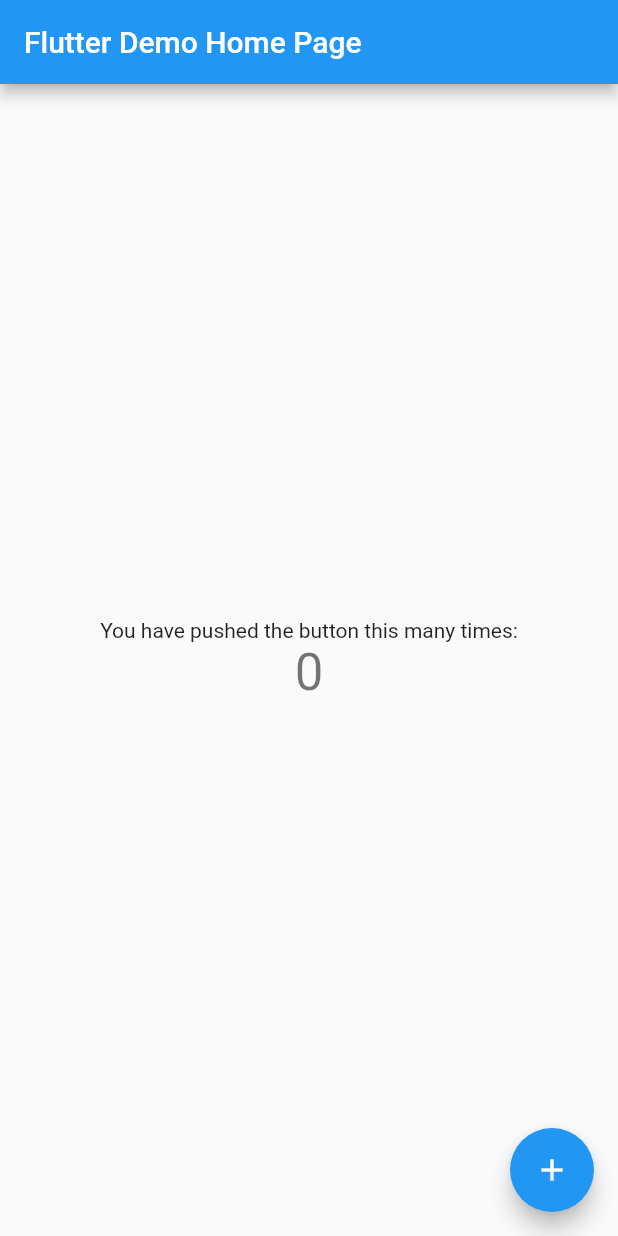
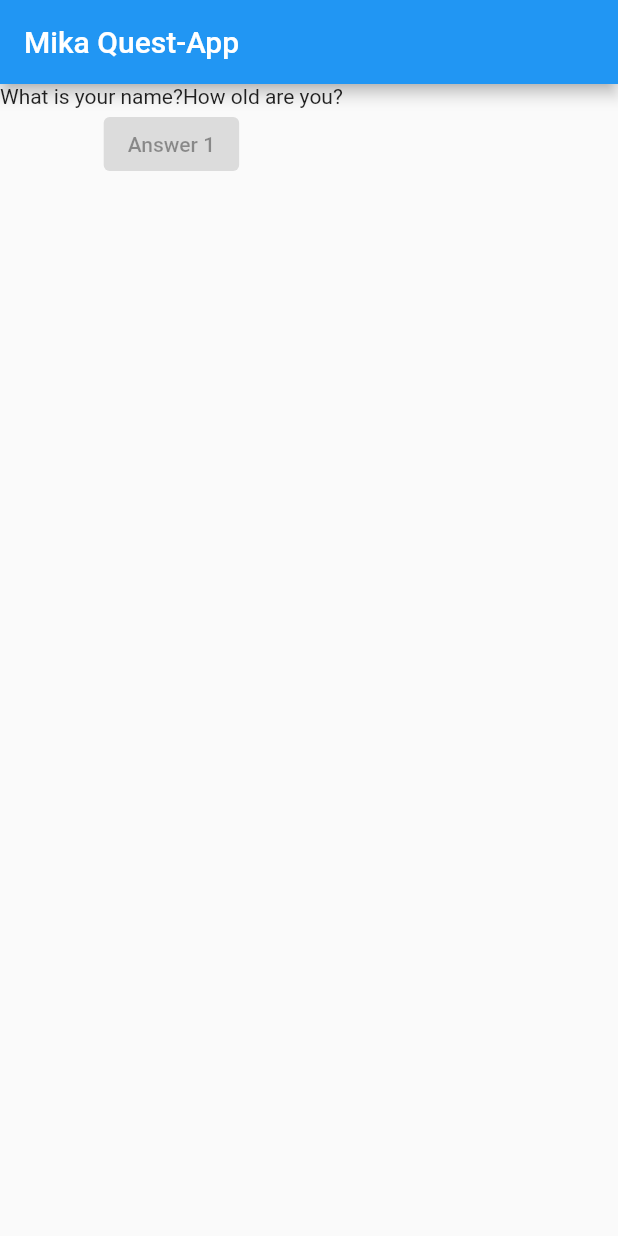
Before and after one commit to mikaellecosta/flutter-estudo, a Flutter app: the screen it shows after launch, on a phone screen of 412 x 824 dp. Run offline on Flutter 3.47's test engine with Material 2 defaults, Android fonts, the phone set to English and light mode, and no system bars.

Commit message:
widget-button

```diff
--- a/lib/main.dart
+++ b/lib/main.dart
@@ -1,115 +1,32 @@
 import 'package:flutter/material.dart';
 
-void main() {
-  runApp(const MyApp());
+main() {
+  runApp(new Game());
 }
 
-class MyApp extends StatelessWidget {
-  const MyApp({super.key});
+class Game extends StatelessWidget {
+  Widget build(BuildContext context) {
 
-  // This widget is the root of your application.
-  @override
-  Widget build(BuildContext context) {
+    final perguntas = [
+      'What is your name?'
+      'How old are you?'
+    ];
+
     return MaterialApp(
-      title: 'Flutter Demo',
-      theme: ThemeData(
-        // This is the theme of your application.
-        //
-        // Try running your application with "flutter run". You'll see the
-        // application has a blue toolbar. Then, without quitting the app, try
-        // changing the primarySwatch below to Colors.green and then invoke
-        // "hot reload" (press "r" in the console where you ran "flutter run",
-        // or simply save your changes to "hot reload" in a Flutter IDE).
-        // Notice that the counter didn't reset back to zero; the application
-        // is not restarted.
-        primarySwatch: Colors.blue,
+      home: Scaffold(
+        appBar: AppBar(
+          title: Text("Mika Quest-App"),
       ),
-      home: const MyHomePage(title: 'Flutter Demo Home Page'),
-    );
+      body: Column(
+        children: <Widget>[
+          Text(perguntas[0]),
+          ElevatedButton(
+            child: Text('Answer 1'),
+            onPressed: null,
+          ),
+        ]
+      ),
+    )
+  );
   }
 }
-
-class MyHomePage extends StatefulWidget {
-  const MyHomePage({super.key, required this.title});
-
-  // This widget is the home page of your application. It is stateful, meaning
-  // that it has a State object (defined below) that contains fields that affect
-  // how it looks.
-
-  // This class is the configuration for the state. It holds the values (in this
-  // case the title) provided by the parent (in this case the App widget) and
-  // used by the build method of the State. Fields in a Widget subclass are
-  // always marked "final".
-
-  final String title;
-
-  @override
-  State<MyHomePage> createState() => _MyHomePageState();
-}
-
-class _MyHomePageState extends State<MyHomePage> {
-  int _counter = 0;
-
-  void _incrementCounter() {
-    setState(() {
-      // This call to setState tells the Flutter framework that something has
-      // changed in this State, which causes it to rerun the build method below
-      // so that the display can reflect the updated values. If we changed
-      // _counter without calling setState(), then the build method would not be
-      // called again, and so nothing would appear to happen.
-      _counter++;
-    });
-  }
-
-  @override
-  Widget build(BuildContext context) {
-    // This method is rerun every time setState is called, for instance as done
-    // by the _incrementCounter method above.
-    //
-    // The Flutter framework has been optimized to make rerunning build methods
-    // fast, so that you can just rebuild anything that needs updating rather
-    // than having to individually change instances of widgets.
-    return Scaffold(
-      appBar: AppBar(
-        // Here we take the value from the MyHomePage object that was created by
-        // the App.build method, and use it to set our appbar title.
-        title: Text(widget.title),
-      ),
-      body: Center(
-        // Center is a layout widget. It takes a single child and positions it
-        // in the middle of the parent.
-        child: Column(
-          // Column is also a layout widget. It takes a list of children and
-          // arranges them vertically. By default, it sizes itself to fit its
-          // children horizontally, and tries to be as tall as its parent.
-          //
-          // Invoke "debug painting" (press "p" in the console, choose the
-          // "Toggle Debug Paint" action from the Flutter Inspector in Android
-          // Studio, or the "Toggle Debug Paint" command in Visual Studio Code)
-          // to see the wireframe for each widget.
-          //
-          // Column has various properties to control how it sizes itself and
-          // how it positions its children. Here we use mainAxisAlignment to
-          // center the children vertically; the main axis here is the vertical
-          // axis because Columns are vertical (the cross axis would be
-          // horizontal).
-          mainAxisAlignment: MainAxisAlignment.center,
-          children: <Widget>[
-            const Text(
-              'You have pushed the button this many times:',
-            ),
-            Text(
-              '$_counter',
-              style: Theme.of(context).textTheme.headline4,
-            ),
-          ],
-        ),
-      ),
-      floatingActionButton: FloatingActionButton(
-        onPressed: _incrementCounter,
-        tooltip: 'Increment',
-        child: const Icon(Icons.add),
-      ), // This trailing comma makes auto-formatting nicer for build methods.
-    );
-  }
-}
```
Also changed, not shown: pubspec.lock.
